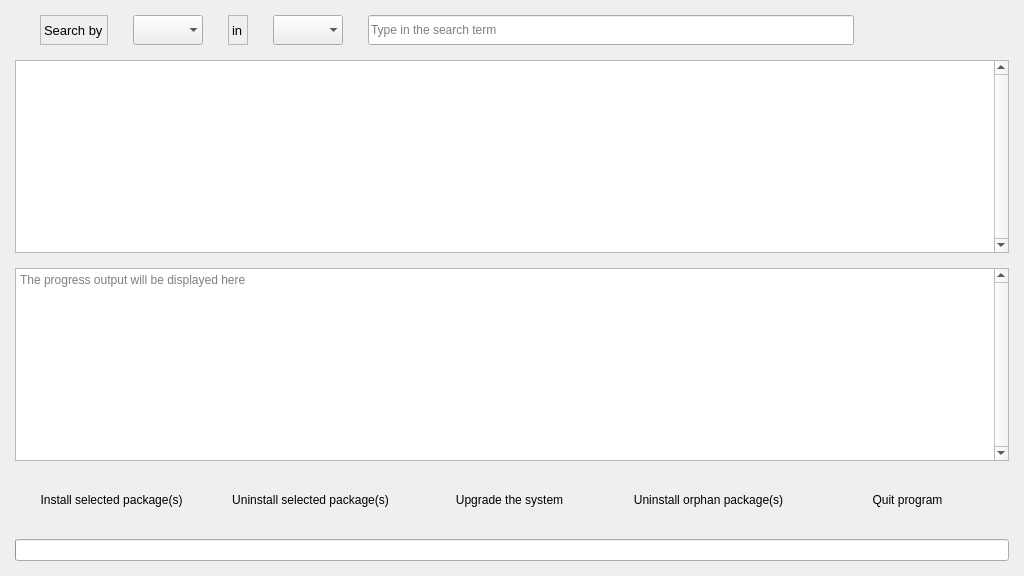
This is src/frontend/gui/ui/sisyphus.ui in redcorelinux/sisyphus as Qt 5 draws it before an edit. The edited form follows.
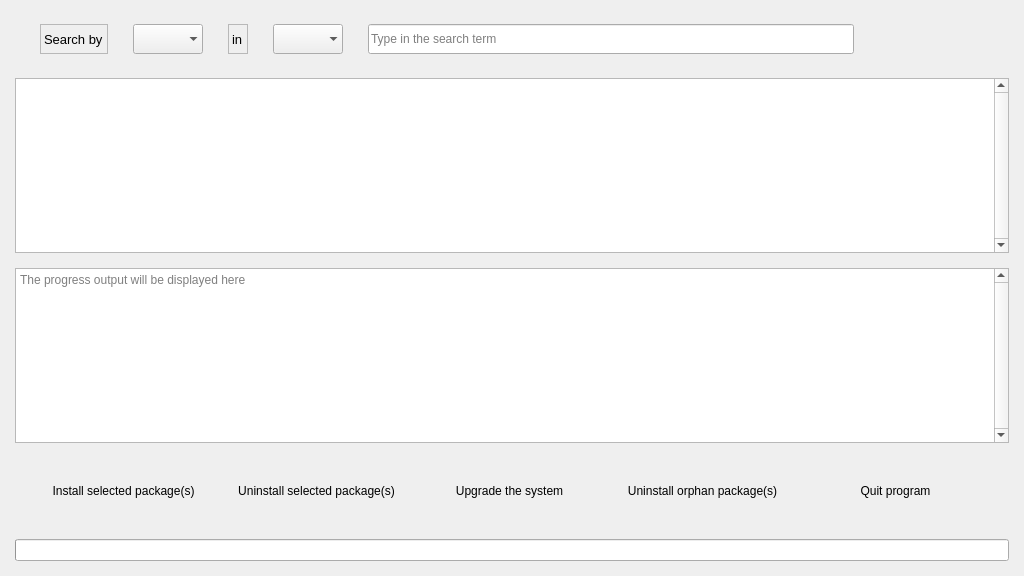
This is the edited form. Icons and pictures are not drawn.

What changed in the file:
```diff
--- a/src/frontend/gui/ui/sisyphus.ui
+++ b/src/frontend/gui/ui/sisyphus.ui
@@ -107,192 +107,49 @@
       </attribute>
      </widget>
     </item>
-    <item row="3" column="0">
-     <layout class="QHBoxLayout" name="actionGrid">
-      <item>
-       <widget class="QToolButton" name="installButton">
-        <property name="minimumSize">
-         <size>
-          <width>125</width>
-          <height>48</height>
-         </size>
-        </property>
+    <item row="4" column="0">
+     <widget class="QProgressBar" name="progressBar">
         <property name="maximumSize">
          <size>
-          <width>175</width>
-          <height>64</height>
-         </size>
-        </property>
-        <property name="text">
-         <string>Install selected package(s)</string>
-        </property>
-        <property name="icon">
-         <iconset>
-          <normaloff>../icon/install.png</normaloff>../icon/install.png</iconset>
-        </property>
-        <property name="iconSize">
-         <size>
-          <width>30</width>
-          <height>30</height>
-         </size>
-        </property>
-        <property name="toolButtonStyle">
-         <enum>Qt::ToolButtonTextUnderIcon</enum>
-        </property>
-        <property name="autoRaise">
-         <bool>true</bool>
-        </property>
-        <property name="arrowType">
-         <enum>Qt::NoArrow</enum>
-        </property>
-       </widget>
-      </item>
-      <item>
-       <widget class="QToolButton" name="uninstallButton">
+        <width>16777215</width>
+        <height>25</height>
+       </size>
+      </property>
+     </widget>
+    </item>
+    <item row="2" column="0">
+     <widget class="QPlainTextEdit" name="progressBox">
         <property name="minimumSize">
          <size>
-          <width>125</width>
-          <height>48</height>
+        <width>0</width>
+        <height>175</height>
          </size>
         </property>
         <property name="maximumSize">
          <size>
-          <width>175</width>
-          <height>64</height>
-         </size>
-        </property>
-        <property name="text">
-         <string>Uninstall selected package(s)</string>
-        </property>
-        <property name="icon">
-         <iconset>
-          <normaloff>../icon/uninstall.png</normaloff>../icon/uninstall.png</iconset>
-        </property>
-        <property name="iconSize">
-         <size>
-          <width>30</width>
-          <height>30</height>
-         </size>
-        </property>
-        <property name="toolButtonStyle">
-         <enum>Qt::ToolButtonTextUnderIcon</enum>
-        </property>
-        <property name="autoRaise">
-         <bool>true</bool>
-        </property>
-        <property name="arrowType">
-         <enum>Qt::NoArrow</enum>
-        </property>
-       </widget>
-      </item>
-      <item>
-       <widget class="QToolButton" name="upgradeButton">
-        <property name="minimumSize">
-         <size>
-          <width>125</width>
-          <height>48</height>
-         </size>
-        </property>
-        <property name="maximumSize">
-         <size>
-          <width>175</width>
-          <height>64</height>
-         </size>
-        </property>
-        <property name="text">
-         <string>Upgrade the system</string>
-        </property>
-        <property name="icon">
-         <iconset>
-          <normaloff>../icon/upgrade.png</normaloff>../icon/upgrade.png</iconset>
-        </property>
-        <property name="iconSize">
-         <size>
-          <width>30</width>
-          <height>30</height>
-         </size>
-        </property>
-        <property name="toolButtonStyle">
-         <enum>Qt::ToolButtonTextUnderIcon</enum>
-        </property>
-        <property name="autoRaise">
-         <bool>true</bool>
-        </property>
-       </widget>
-      </item>
-      <item>
-       <widget class="QToolButton" name="autoremoveButton">
-        <property name="minimumSize">
-         <size>
-          <width>125</width>
-          <height>48</height>
-         </size>
-        </property>
-        <property name="maximumSize">
-         <size>
-          <width>175</width>
-          <height>64</height>
-         </size>
-        </property>
-        <property name="text">
-         <string>Uninstall orphan package(s)</string>
-        </property>
-        <property name="icon">
-         <iconset>
-          <normaloff>../icon/orphans.png</normaloff>../icon/orphans.png</iconset>
-        </property>
-        <property name="iconSize">
-         <size>
-          <width>30</width>
-          <height>30</height>
-         </size>
-        </property>
-        <property name="toolButtonStyle">
-         <enum>Qt::ToolButtonTextUnderIcon</enum>
-        </property>
-        <property name="autoRaise">
-         <bool>true</bool>
-        </property>
-       </widget>
-      </item>
-      <item>
-       <widget class="QToolButton" name="exitButton">
-        <property name="minimumSize">
-         <size>
-          <width>125</width>
-          <height>48</height>
-         </size>
-        </property>
-        <property name="maximumSize">
-         <size>
-          <width>175</width>
-          <height>64</height>
-         </size>
-        </property>
-        <property name="text">
-         <string>Quit program</string>
-        </property>
-        <property name="icon">
-         <iconset>
-          <normaloff>../icon/exit.png</normaloff>../icon/exit.png</iconset>
-        </property>
-        <property name="iconSize">
-         <size>
-          <width>30</width>
-          <height>30</height>
-         </size>
-        </property>
-        <property name="toolButtonStyle">
-         <enum>Qt::ToolButtonTextUnderIcon</enum>
-        </property>
-        <property name="autoRaise">
-         <bool>true</bool>
-        </property>
-       </widget>
-      </item>
-     </layout>
+        <width>16777215</width>
+        <height>200</height>
+       </size>
+      </property>
+      <property name="frameShape">
+       <enum>QFrame::StyledPanel</enum>
+      </property>
+      <property name="frameShadow">
+       <enum>QFrame::Sunken</enum>
+      </property>
+      <property name="verticalScrollBarPolicy">
+       <enum>Qt::ScrollBarAlwaysOn</enum>
+      </property>
+      <property name="textInteractionFlags">
+       <set>Qt::TextSelectableByMouse</set>
+      </property>
+      <property name="placeholderText">
+       <string>The progress output will be displayed here</string>
+      </property>
+     </widget>
     </item>
     <item row="0" column="0">
+     <widget class="QWidget" name="inputLayout" native="true">
      <layout class="QHBoxLayout" name="inputGrid">
       <property name="spacing">
        <number>25</number>
@@ -500,46 +357,193 @@
        </widget>
       </item>
      </layout>
+     </widget>
     </item>
-    <item row="4" column="0">
-     <widget class="QProgressBar" name="progressBar">
+    <item row="3" column="0">
+     <widget class="QWidget" name="actionLayout" native="true">
+      <layout class="QHBoxLayout" name="actionGrid">
+       <item>
+        <widget class="QToolButton" name="installButton">
+         <property name="minimumSize">
+          <size>
+           <width>125</width>
+           <height>48</height>
+          </size>
+         </property>
       <property name="maximumSize">
        <size>
-        <width>16777215</width>
-        <height>25</height>
-       </size>
-      </property>
-     </widget>
-    </item>
-    <item row="2" column="0">
-     <widget class="QPlainTextEdit" name="progressBox">
+           <width>175</width>
+           <height>64</height>
+          </size>
+         </property>
+         <property name="text">
+          <string>Install selected package(s)</string>
+         </property>
+         <property name="icon">
+          <iconset>
+           <normaloff>../icon/install.png</normaloff>../icon/install.png</iconset>
+         </property>
+         <property name="iconSize">
+          <size>
+           <width>30</width>
+           <height>30</height>
+          </size>
+         </property>
+         <property name="toolButtonStyle">
+          <enum>Qt::ToolButtonTextUnderIcon</enum>
+         </property>
+         <property name="autoRaise">
+          <bool>true</bool>
+         </property>
+         <property name="arrowType">
+          <enum>Qt::NoArrow</enum>
+         </property>
+        </widget>
+       </item>
+       <item>
+        <widget class="QToolButton" name="uninstallButton">
       <property name="minimumSize">
        <size>
-        <width>0</width>
-        <height>175</height>
+           <width>125</width>
+           <height>48</height>
        </size>
       </property>
       <property name="maximumSize">
        <size>
-        <width>16777215</width>
-        <height>200</height>
-       </size>
-      </property>
-      <property name="frameShape">
-       <enum>QFrame::StyledPanel</enum>
-      </property>
-      <property name="frameShadow">
-       <enum>QFrame::Sunken</enum>
-      </property>
-      <property name="verticalScrollBarPolicy">
-       <enum>Qt::ScrollBarAlwaysOn</enum>
-      </property>
-      <property name="textInteractionFlags">
-       <set>Qt::TextSelectableByMouse</set>
-      </property>
-      <property name="placeholderText">
-       <string>The progress output will be displayed here</string>
-      </property>
+           <width>175</width>
+           <height>64</height>
+          </size>
+         </property>
+         <property name="text">
+          <string>Uninstall selected package(s)</string>
+         </property>
+         <property name="icon">
+          <iconset>
+           <normaloff>../icon/uninstall.png</normaloff>../icon/uninstall.png</iconset>
+         </property>
+         <property name="iconSize">
+          <size>
+           <width>30</width>
+           <height>30</height>
+          </size>
+         </property>
+         <property name="toolButtonStyle">
+          <enum>Qt::ToolButtonTextUnderIcon</enum>
+         </property>
+         <property name="autoRaise">
+          <bool>true</bool>
+         </property>
+         <property name="arrowType">
+          <enum>Qt::NoArrow</enum>
+         </property>
+        </widget>
+       </item>
+       <item>
+        <widget class="QToolButton" name="upgradeButton">
+         <property name="minimumSize">
+          <size>
+           <width>125</width>
+           <height>48</height>
+          </size>
+         </property>
+         <property name="maximumSize">
+          <size>
+           <width>175</width>
+           <height>64</height>
+          </size>
+         </property>
+         <property name="text">
+          <string>Upgrade the system</string>
+         </property>
+         <property name="icon">
+          <iconset>
+           <normaloff>../icon/upgrade.png</normaloff>../icon/upgrade.png</iconset>
+         </property>
+         <property name="iconSize">
+          <size>
+           <width>30</width>
+           <height>30</height>
+          </size>
+         </property>
+         <property name="toolButtonStyle">
+          <enum>Qt::ToolButtonTextUnderIcon</enum>
+         </property>
+         <property name="autoRaise">
+          <bool>true</bool>
+         </property>
+        </widget>
+       </item>
+       <item>
+        <widget class="QToolButton" name="autoremoveButton">
+         <property name="minimumSize">
+          <size>
+           <width>125</width>
+           <height>48</height>
+          </size>
+         </property>
+         <property name="maximumSize">
+          <size>
+           <width>175</width>
+           <height>64</height>
+          </size>
+         </property>
+         <property name="text">
+          <string>Uninstall orphan package(s)</string>
+         </property>
+         <property name="icon">
+          <iconset>
+           <normaloff>../icon/orphans.png</normaloff>../icon/orphans.png</iconset>
+         </property>
+         <property name="iconSize">
+          <size>
+           <width>30</width>
+           <height>30</height>
+          </size>
+         </property>
+         <property name="toolButtonStyle">
+          <enum>Qt::ToolButtonTextUnderIcon</enum>
+         </property>
+         <property name="autoRaise">
+          <bool>true</bool>
+         </property>
+        </widget>
+       </item>
+       <item>
+        <widget class="QToolButton" name="exitButton">
+         <property name="minimumSize">
+          <size>
+           <width>125</width>
+           <height>48</height>
+          </size>
+         </property>
+         <property name="maximumSize">
+          <size>
+           <width>175</width>
+           <height>64</height>
+          </size>
+         </property>
+         <property name="text">
+          <string>Quit program</string>
+         </property>
+         <property name="icon">
+          <iconset>
+           <normaloff>../icon/exit.png</normaloff>../icon/exit.png</iconset>
+         </property>
+         <property name="iconSize">
+          <size>
+           <width>30</width>
+           <height>30</height>
+          </size>
+         </property>
+         <property name="toolButtonStyle">
+          <enum>Qt::ToolButtonTextUnderIcon</enum>
+         </property>
+         <property name="autoRaise">
+          <bool>true</bool>
+         </property>
+        </widget>
+       </item>
+      </layout>
      </widget>
     </item>
    </layout>
```
Left out of the diff: 5 changed lines with no effect on the pictures. Lines whose indentation alone changed are shown as unchanged.
